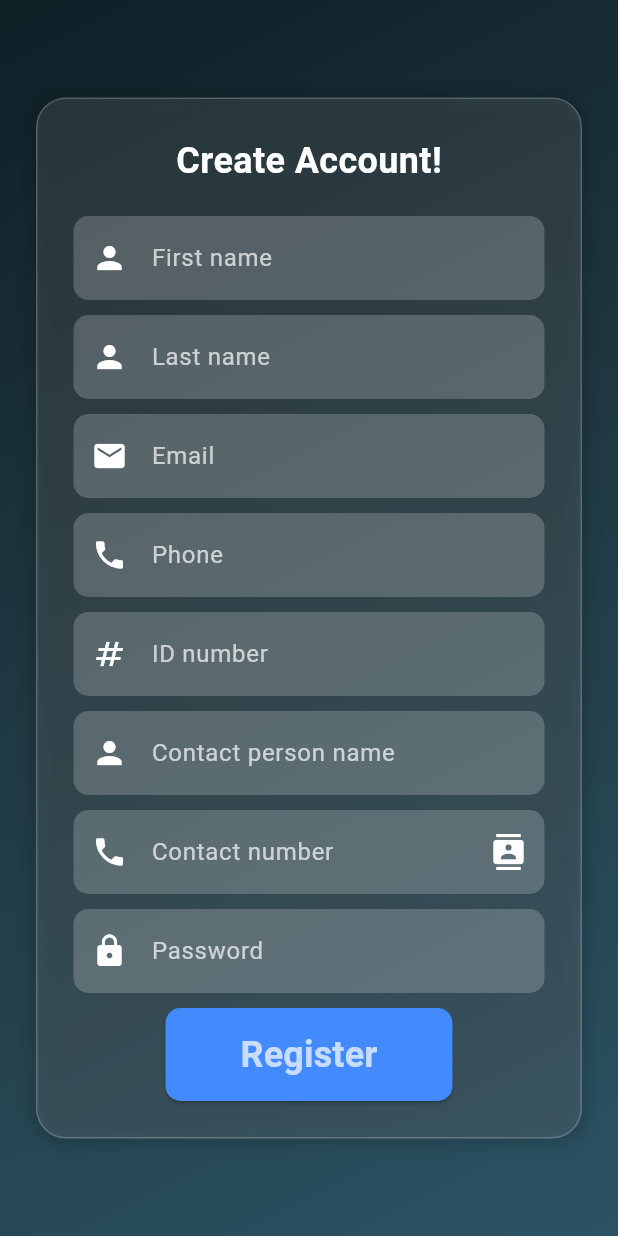
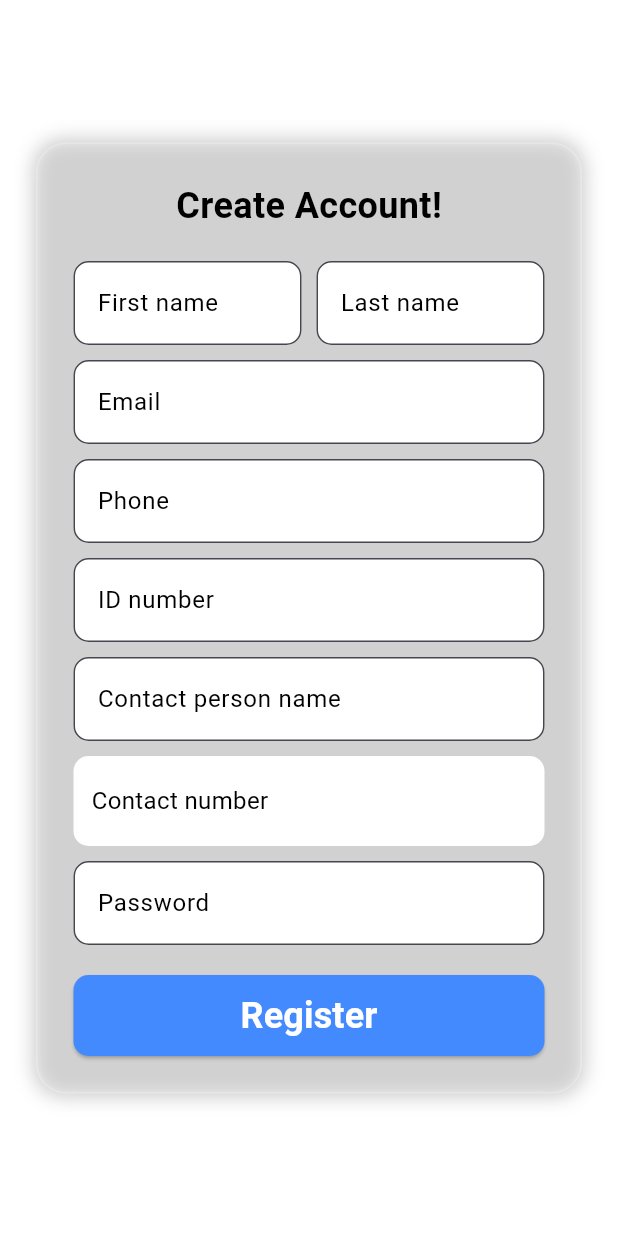
Before and after one commit to vicky-ogutu/Kash-plus, a Flutter app: the screen it shows after launch, after a tap on "Register", on a phone screen of 412 x 824 dp. Run offline on Flutter 3.47's test engine with Material 3 defaults, Android fonts, the phone set to English and light mode, and no system bars; our stand-ins replace flutter_animate, flutter_native_contact_picker, flutter_native_splash; missing offline and left inert: a package.

Commit message:
UI changes

```diff
--- a/lib/homepage2.dart
+++ b/lib/homepage2.dart
@@ -39,6 +39,8 @@ class _LoanRequestScreenState extends State<LoanRequestScreen> {
           children: [
             _buildCurrentLoanCard(),
             const SizedBox(height: 10),
+
+
             _buildLoanDetailsCard(),
             const SizedBox(height: 10),
            // _buildLoanRequestCard(),
@@ -65,6 +67,7 @@ class _LoanRequestScreenState extends State<LoanRequestScreen> {
               textAlign: TextAlign.center,
             ),
             const SizedBox(height: 8),
+
             Text(
              // "Ksh ${widget.loanAmount}",
               "Ksh ${widget.repayableAmount}",
--- a/lib/login.dart
+++ b/lib/login.dart
@@ -94,7 +94,9 @@ class _LoginState extends State<Login> {
       body: Stack(
         children: [
           _buildBackground(),
-          Center(
+    SafeArea(
+    child: SingleChildScrollView(
+          child: Center(
             child: Container(
               padding: const EdgeInsets.all(24),
               margin: const EdgeInsets.symmetric(horizontal: 24),
@@ -104,7 +106,7 @@ class _LoginState extends State<Login> {
                 border: Border.all(color: Colors.white.withOpacity(0.2)),
                 boxShadow: [
                   BoxShadow(
-                    color: Colors.black.withOpacity(0.2),
+                    color: Colors.white.withOpacity(0.2),
                     blurRadius: 10,
                     spreadRadius: 2,
                   ),
@@ -113,62 +115,64 @@ class _LoginState extends State<Login> {
               child: Column(
                 mainAxisSize: MainAxisSize.min,
                 children: [
-                   RichText(
-                    text: TextSpan(
-                      children: [
-                        TextSpan(
-                          text: "S",
-                          style: TextStyle(
-                            fontSize: 30,
-                            fontWeight: FontWeight.bold,
-                            color: Colors.blue[300], // S in blue
-                          ),
-                        ),
-                        TextSpan(
-                          text: "ure",
-                          style: TextStyle(
-                            fontSize: 24,
-                            fontWeight: FontWeight.bold,
-                            color: Colors.white, // Rest in white
-                          ),
-                        ),
-                        TextSpan(
-                          text: "C",
-                          style: TextStyle(
-                            fontSize: 30,
-                            fontWeight: FontWeight.bold,
-                            color: Colors.blue[300], // K in blue
-                          ),
-                        ),
-                        TextSpan(
-                          text: "ash",
-                          style: TextStyle(
-                            fontSize: 24,
-                            fontWeight: FontWeight.bold,
-                            color: Colors.white, // Rest in white
-                          ),
-                        ),
-                      ],
-                    ),
-                  ),
-                  const SizedBox(height: 20),
-                  _buildTextField(Icons.phone, "Phone", _phoneController),
+                  //  RichText(
+                  //   text: TextSpan(
+                  //     children: [
+                  //       TextSpan(
+                  //         text: "S",
+                  //         style: TextStyle(
+                  //           fontSize: 30,
+                  //           fontWeight: FontWeight.bold,
+                  //           color: Colors.blue[300], // S in blue
+                  //         ),
+                  //       ),
+                  //       TextSpan(
+                  //         text: "ure",
+                  //         style: TextStyle(
+                  //           fontSize: 24,
+                  //           fontWeight: FontWeight.bold,
+                  //           color: Colors.white, // Rest in white
+                  //         ),
+                  //       ),
+                  //       TextSpan(
+                  //         text: "C",
+                  //         style: TextStyle(
+                  //           fontSize: 30,
+                  //           fontWeight: FontWeight.bold,
+                  //           color: Colors.blue[300], // K in blue
+                  //         ),
+                  //       ),
+                  //       TextSpan(
+                  //         text: "ash",
+                  //         style: TextStyle(
+                  //           fontSize: 24,
+                  //           fontWeight: FontWeight.bold,
+                  //           color: Colors.white, // Rest in white
+                  //         ),
+                  //       ),
+                  //     ],
+                  //   ),
+                  // ),
+                  Image.asset('assets/images/app_logo.png'),
+                  const SizedBox(height: 15),
+                  _buildTextField(Icons.phone, "phone number", _phoneController),
                   const SizedBox(height: 10),
-                  _passwordTextField(Icons.lock, "Password", _passwordController, obscureText: true),
+                  _passwordTextField(Icons.lock, "password", _passwordController, obscureText: true),
                   const SizedBox(height: 20),
                   _buildLoginButton(),
                   const SizedBox(height: 10),
-                  const Text("Forgot Password?", style: TextStyle(color: Colors.white70)),
+                  const Text("Forgot Password?", style: TextStyle(color: Colors.black)),
                   TextButton(
                     onPressed: () {
                       Navigator.push(context, MaterialPageRoute(builder: (context) => Registration()));
                     },
-                    child: const Text("Register", style: TextStyle(color: Colors.white70)),
+                    child: const Text("Register", style: TextStyle(color: Colors.black)),
                   ),
                 ],
               ),
             ),
           ),
+    ),),
         ],
       ),
     );
@@ -176,14 +180,15 @@ class _LoginState extends State<Login> {
 
   Widget _buildBackground() {
     return Container(
-      decoration: const BoxDecoration(
-        gradient: LinearGradient(
-         // colors: [Color(0xFF0F2027), Color(0xFF203A43), Color(0xFF2C5364)],
-          colors: [Color(0xFF0F2027), Color(0xFF203A43), Color(0xFF2C5364)],
-          begin: Alignment.topLeft,
-          end: Alignment.bottomRight,
-        ),
-      ),
+      color: Colors.white,
+      // decoration: const BoxDecoration(
+      //   gradient: LinearGradient(
+      //    // colors: [Color(0xFF0F2027), Color(0xFF203A43), Color(0xFF2C5364)],
+      //     colors: [Color(0xFF0F2027), Color(0xFF203A43), Color(0xFF2C5364)],
+      //     begin: Alignment.topLeft,
+      //     end: Alignment.bottomRight,
+      //   ),
+      // ),
     );
   }
 
@@ -193,35 +198,40 @@ class _LoginState extends State<Login> {
       obscureText: obscureText,
       decoration: InputDecoration(
         filled: true,
-        fillColor: Colors.white.withOpacity(0.2),
+        fillColor: Colors.white,
         hintText: hint,
-        hintStyle: const TextStyle(color: Colors.white70),
-        prefixIcon: Icon(icon, color: Colors.white),
+        hintStyle: const TextStyle(color: Colors.black),
+        prefixIcon: Icon(icon, color: Colors.black),
         border: OutlineInputBorder(
           borderRadius: BorderRadius.circular(10),
-          borderSide: BorderSide.none,
+         // borderSide: BorderSide.none,
+          borderSide: const BorderSide(color: Colors.grey, width: 1.0), // visible border
         ),
       ),
-      style: const TextStyle(color: Colors.white),
+      style: const TextStyle(color: Colors.black),
     );
   }
 
   Widget _buildLoginButton() {
-    return ElevatedButton(
+    return SizedBox(
+      width: double.infinity, // makes the button stretch to full width of parent
+      child: ElevatedButton(
         style: ElevatedButton.styleFrom(
           backgroundColor: Colors.blue[400],
-        padding: const EdgeInsets.symmetric(vertical: 14, horizontal: 50),
+          padding: const EdgeInsets.symmetric(vertical: 10), // removed horizontal padding
           shape: RoundedRectangleBorder(borderRadius: BorderRadius.circular(10)),
         ),
         onPressed: _isLoading ? null : _login,
         child: _isLoading
-          ? const CircularProgressIndicator(color: Colors.white)
+            ? const CircularProgressIndicator(color: Colors.black)
             : const Text(
           "Login",
           style: TextStyle(fontSize: 24, color: Colors.white, fontWeight: FontWeight.bold),
         ),
+      ),
     );
   }
+
 
   Widget _passwordTextField(
       IconData icon, String hint, TextEditingController controller,
@@ -235,15 +245,15 @@ class _LoginState extends State<Login> {
           obscureText: isObscured,
           decoration: InputDecoration(
             filled: true,
-            fillColor: Colors.white.withOpacity(0.2),
+            fillColor: Colors.white,
             hintText: hint,
-            hintStyle: const TextStyle(color: Colors.white70),
-            prefixIcon: Icon(icon, color: Colors.white),
+            hintStyle: const TextStyle(color: Colors.black),
+            prefixIcon: Icon(icon, color: Colors.black),
             suffixIcon: obscureText
                 ? IconButton(
               icon: Icon(
                 isObscured ? Icons.visibility_off : Icons.visibility,
-                color: Colors.white70,
+                color: Colors.black,
               ),
               onPressed: () {
                 setState(() {
@@ -255,10 +265,11 @@ class _LoginState extends State<Login> {
                 : null,
             border: OutlineInputBorder(
               borderRadius: BorderRadius.circular(10),
-              borderSide: BorderSide.none,
+              //borderSide: BorderSide.none,
+              borderSide: const BorderSide(color: Colors.grey, width: 1.0), // visible border
             ),
           ),
-          style: const TextStyle(color: Colors.white),
+          style: const TextStyle(color: Colors.black),
         );
       },
     );
--- a/lib/registration.dart
+++ b/lib/registration.dart
@@ -94,30 +94,33 @@ class _RegistrationState extends State<Registration> {
   }
 
   Widget _buildTextField(
-      {required IconData icon, required String hint, required TextEditingController controller, bool obscureText = false}) {
+      { required String hint, required TextEditingController controller, bool obscureText = false}) {
     return TextField(
       controller: controller,
       obscureText: obscureText,
       decoration: InputDecoration(
         filled: true,
-        fillColor: Colors.white.withOpacity(0.2),
+        fillColor: Colors.white,
         hintText: hint,
-        hintStyle: const TextStyle(color: Colors.white70),
-        prefixIcon: Icon(icon, color: Colors.white),
+        hintStyle: const TextStyle(color: Colors.black),
+       // prefixIcon: Icon(icon, color: Colors.white),
         border: OutlineInputBorder(
           borderRadius: BorderRadius.circular(10),
-          borderSide: BorderSide.none,
+          //borderSide: BorderSide.none,
+          borderSide: const BorderSide(color: Colors.grey, width: 1.0), // visible border
         ),
       ),
-      style: const TextStyle(color: Colors.white),
+      style: const TextStyle(color: Colors.black),
     );
   }
 
   Widget _buildRegisterButton() {
-    return ElevatedButton(
+    return SizedBox(
+        width: double.infinity, // makes the button stretch to full width of parent
+    child: ElevatedButton(
       style: ElevatedButton.styleFrom(
         backgroundColor: Colors.blueAccent,
-        padding: const EdgeInsets.symmetric(vertical: 14, horizontal: 50),
+        padding: const EdgeInsets.symmetric(vertical: 10),
         shape: RoundedRectangleBorder(
           borderRadius: BorderRadius.circular(10),
         ),
@@ -125,8 +128,8 @@ class _RegistrationState extends State<Registration> {
       onPressed: registerUser,
       child: const Text(
         "Register",
-        style: TextStyle(fontSize: 24, color: Colors.white70, fontWeight: FontWeight.bold),
-      ),
+        style: TextStyle(fontSize: 24, color: Colors.white, fontWeight: FontWeight.bold),
+      ),),
     );
   }
 
@@ -156,35 +159,90 @@ class _RegistrationState extends State<Registration> {
               child: Column(
                 mainAxisSize: MainAxisSize.min,
                 children: [
+                  //  RichText(
+                  //   text: TextSpan(
+                  //     children: [
+                  //       TextSpan(
+                  //         text: "C",
+                  //         style: TextStyle(
+                  //           fontSize: 30,
+                  //           fontWeight: FontWeight.bold,
+                  //           color: Colors.blue[300], // S in blue
+                  //         ),
+                  //       ),
+                  //       TextSpan(
+                  //         text: "reate",
+                  //         style: TextStyle(
+                  //           fontSize: 24,
+                  //           fontWeight: FontWeight.bold,
+                  //           color: Colors.black, // Rest in white
+                  //         ),
+                  //       ),
+                  //       TextSpan(
+                  //         text: "A",
+                  //         style: TextStyle(
+                  //           fontSize: 30,
+                  //           fontWeight: FontWeight.bold,
+                  //           color: Colors.blue[300], // K in blue
+                  //         ),
+                  //       ),
+                  //       TextSpan(
+                  //         text: "ccount",
+                  //         style: TextStyle(
+                  //           fontSize: 24,
+                  //           fontWeight: FontWeight.bold,
+                  //           color: Colors.black, // Rest in white
+                  //         ),
+                  //       ),
+                  //     ],
+                  //   ),
+                  // ),
                   const Text(
                     "Create Account!",
                     style: TextStyle(
                       fontSize: 24,
                       fontWeight: FontWeight.bold,
-                      color: Colors.white,
+                      color: Colors.black,
                     ),
                   ),
                   const SizedBox(height: 20),
-                  _buildTextField(icon: Icons.person, hint: "First name", controller: firstNameController),
+
+                  // First & Last Name in a Row
+                  Row(
+                    children: [
+                      Expanded(
+                        child: _buildTextField(
+                          hint: "First name",
+                          controller: firstNameController,
+                        ),
+                      ),
+                      const SizedBox(width: 10),
+                      Expanded(
+                        child: _buildTextField(
+                          hint: "Last name",
+                          controller: lastNameController,
+                        ),
+                      ),
+                    ],
+                  ),
                   const SizedBox(height: 10),
-                  _buildTextField(icon: Icons.person, hint: "Last name", controller: lastNameController),
+
+                  _buildTextField(hint: "Email", controller: emailController),
                   const SizedBox(height: 10),
-                  _buildTextField(icon: Icons.email, hint: "Email", controller: emailController),
+                  _buildTextField(hint: "Phone", controller: phoneController),
                   const SizedBox(height: 10),
-                  _buildTextField(icon: Icons.phone, hint: "Phone", controller: phoneController),
+                  _buildTextField(hint: "ID number", controller: idNumberController),
                   const SizedBox(height: 10),
-                  _buildTextField(icon: Icons.numbers, hint: "ID number", controller: idNumberController),
+                  _buildTextField(hint: "Contact person name", controller: contact_person_nameController),
                   const SizedBox(height: 10),
-                  _buildTextField(icon: Icons.person, hint: "Contact person name", controller: contact_person_nameController),
+                  _buildPhoneTextField(), // Contact number with picker
                   const SizedBox(height: 10),
-                  //_buildTextField(icon: Icons.phone, hint: "Contact person number", controller: contact_person_phone_noController),
-                  _buildPhoneTextField(),
-                  const SizedBox(height: 10),
-                  _buildTextField(icon: Icons.lock, hint: "Password", controller: passwordController, obscureText: true),
-                  const SizedBox(height: 10),
+                  _buildTextField( hint: "Password", controller: passwordController, obscureText: true),
+                  const SizedBox(height: 20),
                   _buildRegisterButton(),
                 ],
               ),
+
             ),
             ),
           ),
@@ -195,38 +253,44 @@ class _RegistrationState extends State<Registration> {
 
   Widget _buildBackground() {
     return Container(
-      decoration: const BoxDecoration(
-        gradient: LinearGradient(
-          colors: [Color(0xFF0F2027), Color(0xFF203A43), Color(0xFF2C5364)],
-          begin: Alignment.topLeft,
-          end: Alignment.bottomRight,
+      color: Colors.white,
+      // decoration: const BoxDecoration(
+      //   gradient: LinearGradient(
+      //    // colors: [Color(0xFF0F2027), Color(0xFF203A43), Color(0xFF2C5364)],
+      //     colors: [Color(0xFF0F2027), Color(0xFF203A43), Color(0xFF2C5364)],
+      //     begin: Alignment.topLeft,
+      //     end: Alignment.bottomRight,
+      //   ),
+      // ),
+    );
+  }
+
+
+  Widget _buildPhoneTextField() {
+    return GestureDetector(
+      onTap: pickContact,
+      child: Container(
+        decoration: BoxDecoration(
+          color: Colors.white,
+          borderRadius: BorderRadius.circular(10),
+        ),
+        padding: const EdgeInsets.symmetric(horizontal: 12),
+        alignment: Alignment.centerLeft,
+        height: 60,
+        child: Text(
+          contact_person_phone_noController.text.isEmpty
+              ? "Contact number"
+              : contact_person_phone_noController.text,
+          style: TextStyle(
+            color: contact_person_phone_noController.text.isEmpty
+                ? Colors.black
+                : Colors.black,
+            fontSize: 16,
+          ),
         ),
       ),
     );
   }
 
 
-  Widget _buildPhoneTextField() {
-    return TextField(
-      controller: contact_person_phone_noController,
-      readOnly: true, // Prevent manual input
-      decoration: InputDecoration(
-        filled: true,
-        fillColor: Colors.white.withOpacity(0.2),
-        hintText: "Contact number",
-        hintStyle: const TextStyle(color: Colors.white70),
-        prefixIcon: Icon(Icons.phone, color: Colors.white),
-        suffixIcon: IconButton(
-          icon: Icon(Icons.contacts, color: Colors.white),
-          onPressed: pickContact, // Open phonebook on press
-        ),
-        border: OutlineInputBorder(
-          borderRadius: BorderRadius.circular(10),
-          borderSide: BorderSide.none,
-        ),
-      ),
-      style: const TextStyle(color: Colors.white),
-    );
-  }
-
 }
--- a/pubspec.yaml
+++ b/pubspec.yaml
@@ -65,9 +65,9 @@ flutter:
   # the material Icons class.
   uses-material-design: true
 
-  # To add assets to your application, add an assets section, like this:
-  # assets:
-  #   - images/a_dot_burr.jpeg
+
+  assets:
+      - assets/images/app_logo.png
   #   - images/a_dot_ham.jpeg
 
   # An image asset can refer to one or more resolution-specific "variants", see
```
Also changed, not shown: assets/images/app_logo.jpeg (added), assets/images/app_logo.png (added). Lines whose indentation alone changed are shown as unchanged.
